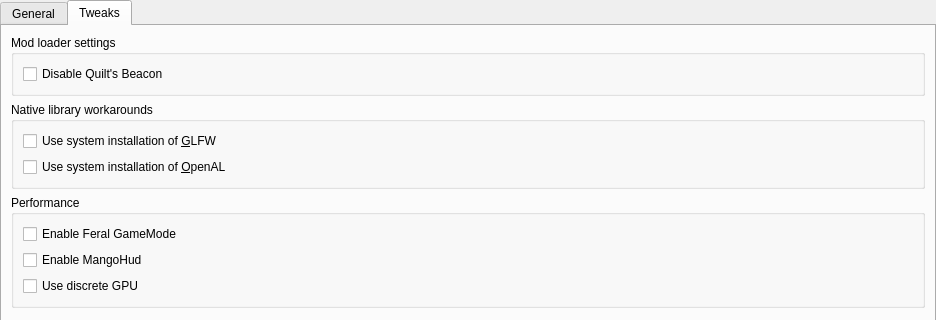
Qt form launcher/ui/pages/global/MinecraftPage.ui (FreesmTeam/FreesmLauncher) before a commit; both pictures show x 0 to 936 and y 0 to 320 of the 936 by 541 pixel window.
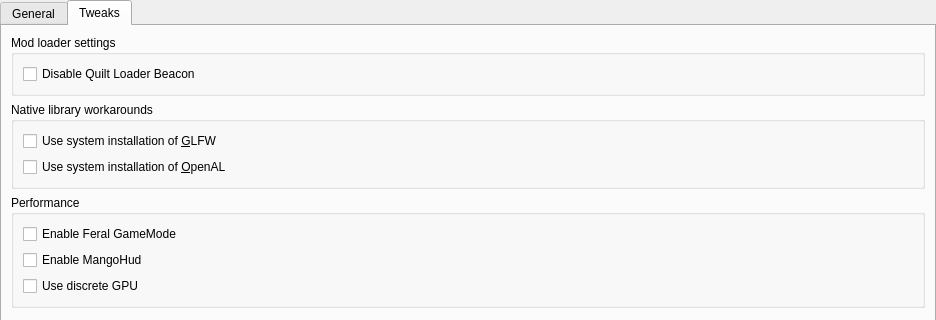
The same form after that commit. The open tabs and pages were chosen to show the change.

Commit message: chore: better explain quilt loader beacon

Patch:
```diff
--- a/launcher/ui/pages/global/MinecraftPage.ui
+++ b/launcher/ui/pages/global/MinecraftPage.ui
@@ -199,7 +199,10 @@
           <item>
            <widget class="QCheckBox" name="disableQuiltBeaconCheckBox">
             <property name="text">
-             <string>Disable Quilt's Beacon</string>
+             <string>Disable Quilt Loader Beacon</string>
+            </property>
+            <property name="toolTip">
+             <string>Disable Quilt loader's beacon for counting monthly active users</string>
             </property>
            </widget>
           </item>
```
The commit also changes 2 other files.
